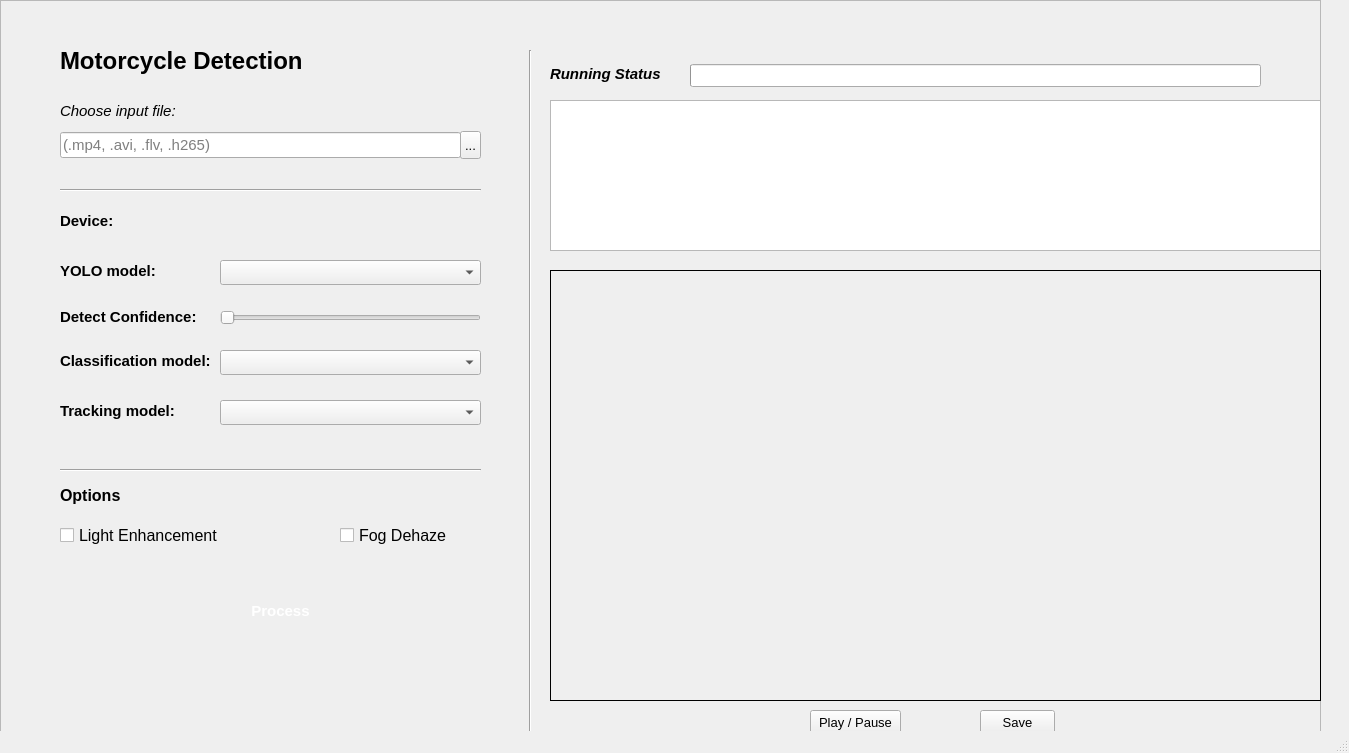
This is src/view/home_page.ui in BKAI-Team-Thay-Linh/BKAI-Demo-Motorbike-PyQT as Qt 5 draws it before an edit. The edited form follows.
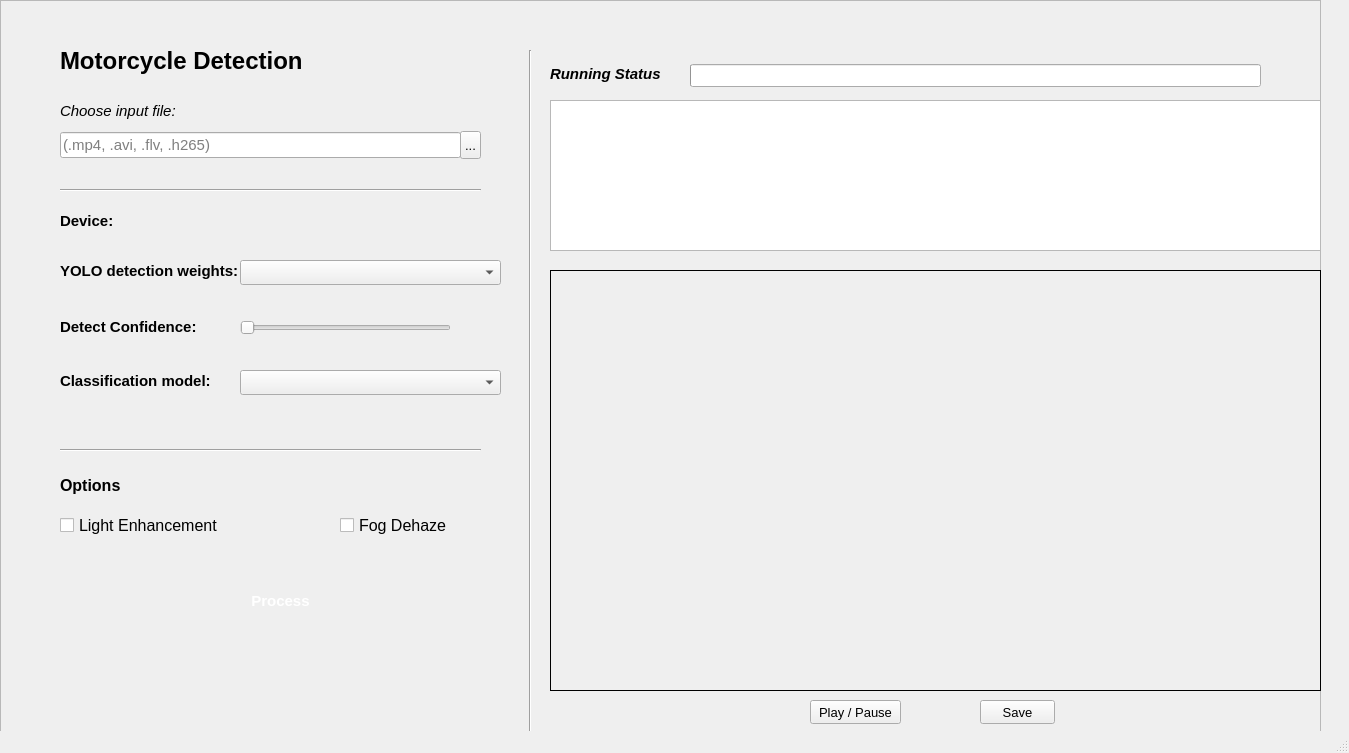
This is the edited form. Icons and pictures are not drawn.

What changed in the file:
```diff
--- a/src/view/home_page.ui
+++ b/src/view/home_page.ui
@@ -192,7 +192,7 @@
      <property name="geometry">
       <rect>
        <x>230</x>
-       <y>590</y>
+       <y>580</y>
        <width>101</width>
        <height>41</height>
       </rect>
@@ -296,9 +296,9 @@
     <widget class="QSlider" name="conf_slide">
      <property name="geometry">
       <rect>
-       <x>220</x>
-       <y>310</y>
-       <width>261</width>
+       <x>240</x>
+       <y>320</y>
+       <width>211</width>
        <height>16</height>
       </rect>
      </property>
@@ -313,7 +313,7 @@
      <property name="geometry">
       <rect>
        <x>60</x>
-       <y>296</y>
+       <y>306</y>
        <width>141</width>
        <height>41</height>
       </rect>
@@ -329,31 +329,11 @@
       <string>Detect Confidence:</string>
      </property>
     </widget>
-    <widget class="QLabel" name="conf_label">
-     <property name="geometry">
-      <rect>
-       <x>440</x>
-       <y>390</y>
-       <width>41</width>
-       <height>41</height>
-      </rect>
-     </property>
-     <property name="font">
-      <font>
-       <pointsize>11</pointsize>
-       <italic>false</italic>
-       <bold>true</bold>
-      </font>
-     </property>
-     <property name="text">
-      <string/>
-     </property>
-    </widget>
     <widget class="QCheckBox" name="opt_light_enhance">
      <property name="geometry">
       <rect>
        <x>60</x>
-       <y>520</y>
+       <y>510</y>
        <width>161</width>
        <height>31</height>
       </rect>
@@ -371,7 +351,7 @@
      <property name="geometry">
       <rect>
        <x>60</x>
-       <y>480</y>
+       <y>470</y>
        <width>91</width>
        <height>31</height>
       </rect>
@@ -390,7 +370,7 @@
      <property name="geometry">
       <rect>
        <x>340</x>
-       <y>520</y>
+       <y>510</y>
        <width>131</width>
        <height>31</height>
       </rect>
@@ -410,7 +390,7 @@
        <x>550</x>
        <y>270</y>
        <width>771</width>
-       <height>431</height>
+       <height>421</height>
       </rect>
      </property>
      <property name="styleSheet">
@@ -421,7 +401,7 @@
      <property name="geometry">
       <rect>
        <x>810</x>
-       <y>710</y>
+       <y>700</y>
        <width>91</width>
        <height>24</height>
       </rect>
@@ -434,7 +414,7 @@
      <property name="geometry">
       <rect>
        <x>60</x>
-       <y>460</y>
+       <y>440</y>
        <width>421</width>
        <height>20</height>
       </rect>
@@ -448,7 +428,7 @@
       <rect>
        <x>60</x>
        <y>250</y>
-       <width>101</width>
+       <width>181</width>
        <height>41</height>
       </rect>
      </property>
@@ -460,13 +440,13 @@
       </font>
      </property>
      <property name="text">
-      <string>YOLO model:</string>
+      <string>YOLO detection weights:</string>
      </property>
     </widget>
     <widget class="QComboBox" name="yolo_combobox">
      <property name="geometry">
       <rect>
-       <x>220</x>
+       <x>240</x>
        <y>260</y>
        <width>261</width>
        <height>25</height>
@@ -477,7 +457,7 @@
      <property name="geometry">
       <rect>
        <x>60</x>
-       <y>340</y>
+       <y>360</y>
        <width>151</width>
        <height>41</height>
       </rect>
@@ -496,48 +476,18 @@
     <widget class="QComboBox" name="classify_combobox">
      <property name="geometry">
       <rect>
-       <x>220</x>
-       <y>350</y>
+       <x>240</x>
+       <y>370</y>
        <width>261</width>
        <height>25</height>
       </rect>
      </property>
     </widget>
-    <widget class="QComboBox" name="tracking_combobox">
-     <property name="geometry">
-      <rect>
-       <x>220</x>
-       <y>400</y>
-       <width>261</width>
-       <height>25</height>
-      </rect>
-     </property>
-    </widget>
-    <widget class="QLabel" name="device_label_4">
-     <property name="geometry">
-      <rect>
-       <x>60</x>
-       <y>390</y>
-       <width>151</width>
-       <height>41</height>
-      </rect>
-     </property>
-     <property name="font">
-      <font>
-       <pointsize>11</pointsize>
-       <italic>false</italic>
-       <bold>true</bold>
-      </font>
-     </property>
-     <property name="text">
-      <string>Tracking model:</string>
-     </property>
-    </widget>
     <widget class="QPushButton" name="save_video_button">
      <property name="geometry">
       <rect>
        <x>980</x>
-       <y>710</y>
+       <y>700</y>
        <width>75</width>
        <height>24</height>
       </rect>
@@ -546,6 +496,26 @@
       <string>Save</string>
      </property>
     </widget>
+    <widget class="QLabel" name="detect_conf_label">
+     <property name="geometry">
+      <rect>
+       <x>460</x>
+       <y>300</y>
+       <width>61</width>
+       <height>49</height>
+      </rect>
+     </property>
+     <property name="font">
+      <font>
+       <pointsize>11</pointsize>
+       <italic>false</italic>
+       <bold>false</bold>
+      </font>
+     </property>
+     <property name="text">
+      <string/>
+     </property>
+    </widget>
    </widget>
   </widget>
   <widget class="QStatusBar" name="statusbar"/>
```
